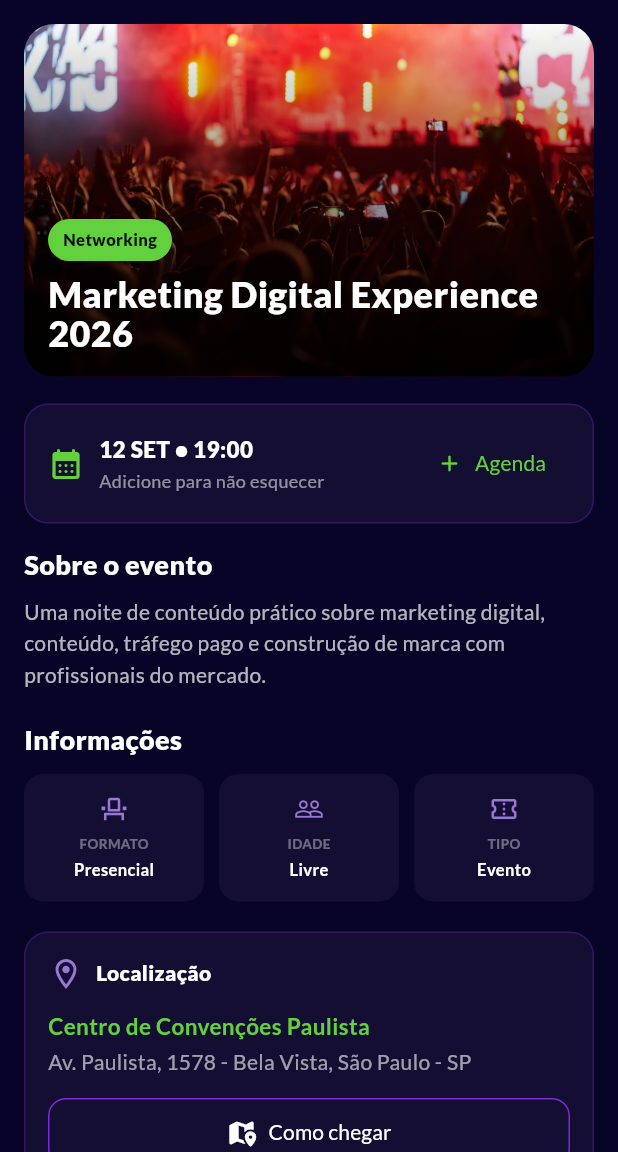
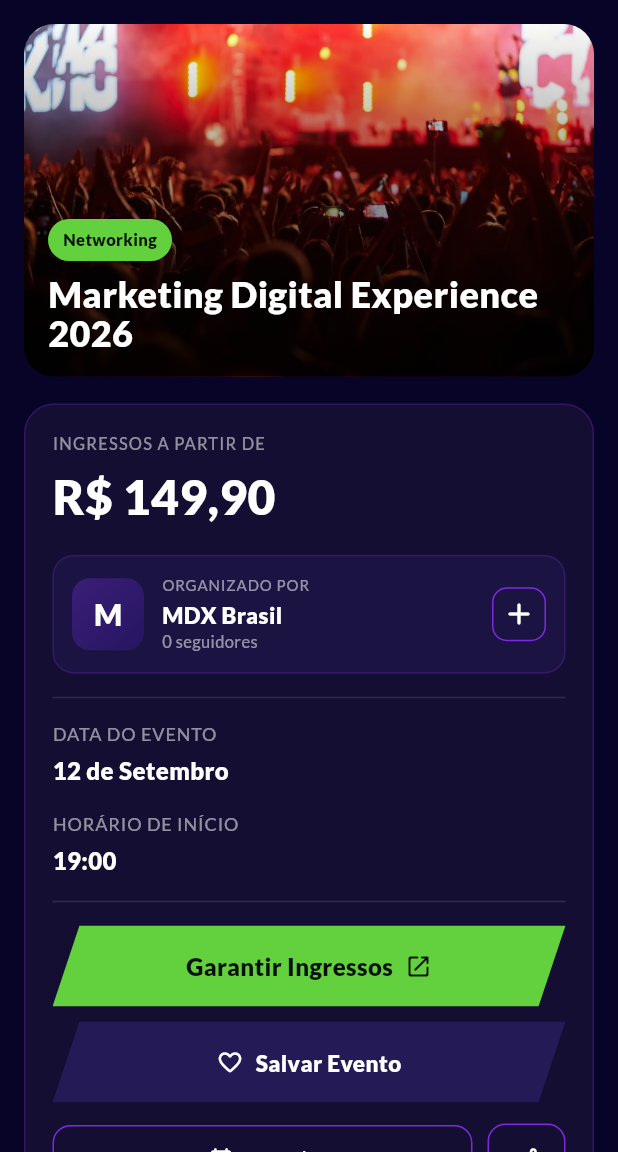
Before and after one commit to Viccitor/evena, a Flutter app: the TelaDetalheEvento screen opened directly with sample values from the repository, on a phone screen of 412 x 824 dp, the part 84-1236 px from its top. Run offline on Flutter 3.47's test engine with Material 3 defaults, Android fonts, the phone set to English and light mode, and no system bars; our stand-ins replace flutter_map, font_awesome_flutter, geolocator, google_fonts, image_picker, latlong2 and 2 more; missing offline and left inert: window_manager; accounts and stored records are empty.

Commit message:
Adicionei a secao de compra de ingresso

```diff
--- a/lib/components/secao_compra_evento.dart
+++ b/lib/components/secao_compra_evento.dart
@@ -0,0 +1,420 @@
+import 'package:flutter/material.dart';
+
+const List<String> _mesesExtenso = [
+  'Janeiro',
+  'Fevereiro',
+  'Março',
+  'Abril',
+  'Maio',
+  'Junho',
+  'Julho',
+  'Agosto',
+  'Setembro',
+  'Outubro',
+  'Novembro',
+  'Dezembro',
+];
+
+/// Ex.: 15 de Janeiro
+String formatarDataExtenso(DateTime data) {
+  return '${data.day} de ${_mesesExtenso[data.month - 1]}';
+}
+
+/// Ex.: 1500.5 -> R$ 1.500,50 (ou "Gratuito" se não houver preço)
+String formatarPreco(double? valor) {
+  if (valor == null || valor <= 0) return 'Gratuito';
+
+  final partes = valor.toStringAsFixed(2).split('.');
+  final inteiro = partes[0].replaceAllMapped(
+    RegExp(r'\B(?=(\d{3})+(?!\d))'),
+        (_) => '.',
+  );
+
+  return 'R\$ $inteiro,${partes[1]}';
+}
+
+/// Seção de compra do evento: preço, organizador, data/hora e ações.
+/// É só visual: toda ação chega por callback, a tela decide o que fazer.
+class SecaoCompraEvento extends StatelessWidget {
+  final double? preco;
+  final String organizador;
+  final int seguidores;
+  final String dataTexto;
+  final String horaTexto;
+  final bool favoritado;
+
+  /// Se for null, o botão "Garantir Ingressos" aparece desativado.
+  final VoidCallback? onGarantirIngressos;
+  final VoidCallback onSalvar;
+  final VoidCallback onAgenda;
+  final VoidCallback onCompartilhar;
+  final VoidCallback onReportar;
+  final VoidCallback? onSeguir;
+
+  const SecaoCompraEvento({
+    super.key,
+    required this.preco,
+    required this.organizador,
+    this.seguidores = 0,
+    required this.dataTexto,
+    required this.horaTexto,
+    required this.favoritado,
+    required this.onGarantirIngressos,
+    required this.onSalvar,
+    required this.onAgenda,
+    required this.onCompartilhar,
+    required this.onReportar,
+    this.onSeguir,
+  });
+
+  static const _verde = Color(0xFF63D13E);
+  static const _roxo = Color(0xFF7C2BDC);
+
+  @override
+  Widget build(BuildContext context) {
+    final gratuito = preco == null || preco! <= 0;
+
+    return Container(
+      width: double.infinity,
+      padding: const EdgeInsets.all(18),
+      decoration: BoxDecoration(
+        color: const Color(0xFF140E32),
+        borderRadius: BorderRadius.circular(20),
+        border: Border.all(color: _roxo.withValues(alpha: .28)),
+      ),
+      child: Column(
+        crossAxisAlignment: CrossAxisAlignment.start,
+        children: [
+          // --- PREÇO ---
+          Text(
+            gratuito ? 'INGRESSOS' : 'INGRESSOS A PARTIR DE',
+            style: const TextStyle(
+              color: Colors.white54,
+              fontSize: 11,
+              letterSpacing: .8,
+            ),
+          ),
+          const SizedBox(height: 4),
+          Text(
+            formatarPreco(preco),
+            style: const TextStyle(
+              color: Colors.white,
+              fontSize: 32,
+              fontWeight: FontWeight.w800,
+            ),
+          ),
+          const SizedBox(height: 16),
+
+          // --- ORGANIZADOR ---
+          _CardOrganizador(
+            nome: organizador,
+            seguidores: seguidores,
+            onSeguir: onSeguir,
+          ),
+
+          const Divider(color: Colors.white12, height: 32),
+
+          // --- DATA E HORÁRIO ---
+          _RotuloValor(rotulo: 'DATA DO EVENTO', valor: dataTexto),
+          const SizedBox(height: 16),
+          _RotuloValor(rotulo: 'HORÁRIO DE INÍCIO', valor: horaTexto),
+
+          const Divider(color: Colors.white12, height: 32),
+
+          // --- BOTÕES PRINCIPAIS ---
+          _BotaoParalelogramo(
+            corFundo: _verde,
+            corDesativado: Colors.white12,
+            onTap: onGarantirIngressos,
+            child: Row(
+              mainAxisAlignment: MainAxisAlignment.center,
+              children: [
+                Text(
+                  'Garantir Ingressos',
+                  style: TextStyle(
+                    color: onGarantirIngressos == null
+                        ? Colors.white38
+                        : const Color(0xFF071008),
+                    fontSize: 16,
+                    fontWeight: FontWeight.w800,
+                  ),
+                ),
+                const SizedBox(width: 8),
+                Icon(
+                  Icons.open_in_new_rounded,
+                  size: 18,
+                  color: onGarantirIngressos == null
+                      ? Colors.white38
+                      : const Color(0xFF071008),
+                ),
+              ],
+            ),
+          ),
+          const SizedBox(height: 10),
+          _BotaoParalelogramo(
+            corFundo: const Color(0xFF241A55),
+            corDesativado: Colors.white12,
+            onTap: onSalvar,
+            child: Row(
+              mainAxisAlignment: MainAxisAlignment.center,
+              children: [
+                Icon(
+                  favoritado
+                      ? Icons.favorite_rounded
+                      : Icons.favorite_border_rounded,
+                  size: 18,
+                  color: favoritado ? _verde : Colors.white,
+                ),
+                const SizedBox(width: 8),
+                Text(
+                  favoritado ? 'Evento salvo' : 'Salvar Evento',
+                  style: const TextStyle(
+                    color: Colors.white,
+                    fontSize: 15,
+                    fontWeight: FontWeight.w800,
+                  ),
+                ),
+              ],
+            ),
+          ),
+          const SizedBox(height: 14),
+
+          // --- AGENDA E COMPARTILHAR ---
+          Row(
+            children: [
+              Expanded(
+                child: OutlinedButton.icon(
+                  onPressed: onAgenda,
+                  icon: const Icon(Icons.calendar_month_rounded, size: 18),
+                  label: const Text('Agenda'),
+                  style: _estiloOutlined(),
+                ),
+              ),
+              const SizedBox(width: 10),
+              OutlinedButton(
+                onPressed: onCompartilhar,
+                style: _estiloOutlined().copyWith(
+                  minimumSize: const WidgetStatePropertyAll(Size(52, 48)),
+                  padding: const WidgetStatePropertyAll(EdgeInsets.zero),
+                ),
+                child: const Icon(Icons.share_outlined, size: 18),
+              ),
+            ],
+          ),
+
+          const Divider(color: Colors.white12, height: 32),
+
+          // --- REPORTAR ---
+          Center(
+            child: TextButton.icon(
+              onPressed: onReportar,
+              icon: const Icon(Icons.outlined_flag_rounded, size: 16),
+              label: const Text('Reportar este evento'),
+              style: TextButton.styleFrom(
+                foregroundColor: Colors.white54,
+                textStyle: const TextStyle(fontSize: 12),
+              ),
+            ),
+          ),
+        ],
+      ),
+    );
+  }
+
+  ButtonStyle _estiloOutlined() {
+    return OutlinedButton.styleFrom(
+      foregroundColor: Colors.white,
+      side: const BorderSide(color: _roxo),
+      padding: const EdgeInsets.symmetric(vertical: 13),
+      shape: RoundedRectangleBorder(borderRadius: BorderRadius.circular(12)),
+    );
+  }
+}
+
+class _RotuloValor extends StatelessWidget {
+  final String rotulo;
+  final String valor;
+
+  const _RotuloValor({required this.rotulo, required this.valor});
+
+  @override
+  Widget build(BuildContext context) {
+    return Column(
+      crossAxisAlignment: CrossAxisAlignment.start,
+      children: [
+        Text(
+          rotulo,
+          style: const TextStyle(
+            color: Colors.white54,
+            fontSize: 12,
+            letterSpacing: .6,
+          ),
+        ),
+        const SizedBox(height: 4),
+        Text(
+          valor,
+          style: const TextStyle(
+            color: Colors.white,
+            fontSize: 16,
+            fontWeight: FontWeight.w800,
+          ),
+        ),
+      ],
+    );
+  }
+}
+
+class _CardOrganizador extends StatelessWidget {
+  final String nome;
+  final int seguidores;
+  final VoidCallback? onSeguir;
+
+  const _CardOrganizador({
+    required this.nome,
+    required this.seguidores,
+    required this.onSeguir,
+  });
+
+  @override
+  Widget build(BuildContext context) {
+    final inicial = nome.trim().isEmpty ? '?' : nome.trim()[0].toUpperCase();
+
+    return Container(
+      padding: const EdgeInsets.all(12),
+      decoration: BoxDecoration(
+        color: const Color(0xFF1B1442),
+        borderRadius: BorderRadius.circular(14),
+        border: Border.all(
+          color: const Color(0xFF7C2BDC).withValues(alpha: .25),
+        ),
+      ),
+      child: Row(
+        children: [
+          Container(
+            width: 48,
+            height: 48,
+            alignment: Alignment.center,
+            decoration: BoxDecoration(
+              borderRadius: BorderRadius.circular(12),
+              gradient: const LinearGradient(
+                begin: Alignment.topLeft,
+                end: Alignment.bottomRight,
+                colors: [Color(0xFF3B1E78), Color(0xFF251660)],
+              ),
+            ),
+            child: Text(
+              inicial,
+              style: const TextStyle(
+                color: Colors.white,
+                fontSize: 20,
+                fontWeight: FontWeight.w800,
+              ),
+            ),
+          ),
+          const SizedBox(width: 12),
+          Expanded(
+            child: Column(
+              crossAxisAlignment: CrossAxisAlignment.start,
+              children: [
+                const Text(
+                  'ORGANIZADO POR',
+                  style: TextStyle(
+                    color: Colors.white54,
+                    fontSize: 10,
+                    letterSpacing: .6,
+                  ),
+                ),
+                const SizedBox(height: 2),
+                Text(
+                  nome,
+                  maxLines: 1,
+                  overflow: TextOverflow.ellipsis,
+                  style: const TextStyle(
+                    color: Colors.white,
+                    fontSize: 15,
+                    fontWeight: FontWeight.w800,
+                  ),
+                ),
+                Text(
+                  '$seguidores seguidor${seguidores == 1 ? '' : 'es'}',
+                  style: const TextStyle(color: Colors.white54, fontSize: 11),
+                ),
+              ],
+            ),
+          ),
+          InkWell(
+            onTap: onSeguir,
+            borderRadius: BorderRadius.circular(10),
+            child: Container(
+              width: 36,
+              height: 36,
+              decoration: BoxDecoration(
+                borderRadius: BorderRadius.circular(10),
+                border: Border.all(color: const Color(0xFF7C2BDC)),
+              ),
+              child: const Icon(Icons.add_rounded, color: Colors.white),
+            ),
+          ),
+        ],
+      ),
+    );
+  }
+}
+
+/// Botão com as laterais inclinadas (paralelogramo), como no site.
+class _BotaoParalelogramo extends StatelessWidget {
+  final Color corFundo;
+  final Color corDesativado;
+  final VoidCallback? onTap;
+  final Widget child;
+  final double inclinacao;
+  final double altura;
+
+  const _BotaoParalelogramo({
+    required this.corFundo,
+    required this.corDesativado,
+    required this.onTap,
+    required this.child,
+    this.inclinacao = 18,
+    this.altura = 54,
+  });
+
+  @override
+  Widget build(BuildContext context) {
+    return ClipPath(
+      clipper: _ParalelogramoClipper(inclinacao),
+      child: Material(
+        color: onTap == null ? corDesativado : corFundo,
+        child: InkWell(
+          onTap: onTap,
+          child: SizedBox(
+            height: altura,
+            width: double.infinity,
+            child: Center(child: child),
+          ),
+        ),
+      ),
+    );
+  }
+}
+
+class _ParalelogramoClipper extends CustomClipper<Path> {
+  final double inclinacao;
+
+  const _ParalelogramoClipper(this.inclinacao);
+
+  @override
+  Path getClip(Size size) {
+    return Path()
+      ..moveTo(inclinacao, 0)
+      ..lineTo(size.width, 0)
+      ..lineTo(size.width - inclinacao, size.height)
+      ..lineTo(0, size.height)
+      ..close();
+  }
+
+  @override
+  bool shouldReclip(covariant _ParalelogramoClipper oldClipper) {
+    return oldClipper.inclinacao != inclinacao;
+  }
+}
--- a/lib/data/eventos_data.dart
+++ b/lib/data/eventos_data.dart
@@ -13,9 +13,13 @@ final List<Evento> eventos = [
     'Uma noite de conteúdo prático sobre marketing digital, conteúdo, tráfego pago e construção de marca com profissionais do mercado.',
     formato: 'Presencial',
     categoria: 'Networking',
+    classificacao: '16+',
     latitude: -23.561414,
     longitude: -46.655881,
     comodidades: ['wifi', 'acessibilidade', 'banheiros', 'ar_condicionado'],
+    preco: 149.90,
+    organizador: 'MDX Brasil',
+    linkIngressos: 'https://evena.online',
   ),
   Evento(
     id: '2',
@@ -30,9 +34,13 @@ final List<Evento> eventos = [
     'Festival ao ar livre com música, arte, gastronomia e experiências para curtir com os amigos.',
     formato: 'Presencial',
     categoria: 'Música',
+    classificacao: '18+',
     latitude: -23.545803,
     longitude: -46.721471,
     comodidades: ['alimentacao', 'banheiros', 'pet_friendly', 'acessibilidade'],
+    preco: 80.00,
+    organizador: 'Aurora Produções',
+    linkIngressos: 'https://evena.online',
   ),
   Evento(
     id: '3',
@@ -46,9 +54,13 @@ final List<Evento> eventos = [
     'Tecnologia, inteligência artificial, desenvolvimento e produtos digitais em um dia inteiro de palestras e networking.',
     formato: 'Presencial',
     categoria: 'Tecnologia',
+    classificacao: 'Livre',
     latitude: -23.515278,
     longitude: -46.617222,
     comodidades: ['acessibilidade', 'wifi', 'banheiros', 'estacionamento'],
+    preco: 250.00,
+    organizador: 'Tech Hub SP',
+    linkIngressos: 'https://evena.online',
   ),
   Evento(
     id: '4',
@@ -62,9 +74,13 @@ final List<Evento> eventos = [
     'Encontro para quem gosta de games, programação e criação de experiências interativas.',
     formato: 'Presencial',
     categoria: 'Workshop',
+    classificacao: '14+',
     latitude: -23.562778,
     longitude: -46.653889,
     comodidades: ['wifi', 'ar_condicionado', 'alimentacao'],
+    preco: 0.00,
+    organizador: 'Indie Game Devs SP',
+    linkIngressos: 'https://evena.online',
   ),
   Evento(
     id: '5',
@@ -78,9 +94,13 @@ final List<Evento> eventos = [
     'Experiência gastronômica com chefs convidados, degustações e oficinas rápidas.',
     formato: 'Presencial',
     categoria: 'Gastronomia',
+    classificacao: 'Livre',
     latitude: -23.541806,
     longitude: -46.629167,
     comodidades: ['alimentacao', 'acessibilidade', 'banheiros'],
+    preco: 35.00,
+    organizador: 'Circuito Gastronômico',
+    linkIngressos: 'https://evena.online',
   ),
   Evento(
     id: '6',
@@ -94,9 +114,13 @@ final List<Evento> eventos = [
     'Palestras, cases e rodas de conversa para quem quer tirar projetos do papel e conhecer novas pessoas.',
     formato: 'Presencial',
     categoria: 'Networking',
+    classificacao: '16+',
     latitude: -23.595694,
     longitude: -46.685361,
     comodidades: ['wifi', 'ar_condicionado', 'acessibilidade', 'estacionamento'],
+    preco: 60.00,
+    organizador: 'Cubo Network',
+    linkIngressos: 'https://evena.online',
   ),
   Evento(
     id: '7',
@@ -110,9 +134,13 @@ final List<Evento> eventos = [
     'Uma peça contemporânea sobre escolhas, encontros e tudo aquilo que muda quando a cidade desacelera.',
     formato: 'Presencial',
     categoria: 'Teatro',
+    classificacao: '14+',
     latitude: -23.565417,
     longitude: -46.650833,
     comodidades: ['acessibilidade', 'ar_condicionado', 'banheiros'],
+    preco: 90.00,
+    organizador: 'Companhia Teatral Gazeta',
+    linkIngressos: 'https://evena.online',
   ),
   Evento(
     id: '8',
@@ -126,8 +154,12 @@ final List<Evento> eventos = [
     'Campeonatos, desafios, comunidade gamer e espaços para testar jogos e conhecer criadores.',
     formato: 'Presencial',
     categoria: 'Workshop',
+    classificacao: 'Livre',
     latitude: -23.516389,
     longitude: -46.618611,
     comodidades: ['estacionamento', 'wifi', 'alimentacao', 'acessibilidade', 'banheiros'],
+    preco: 45.00,
+    organizador: 'Arena Esports SP',
+    linkIngressos: 'https://evena.online',
   ),
 ];
--- a/lib/models/evento.dart
+++ b/lib/models/evento.dart
@@ -13,6 +13,9 @@ class Evento {
   final double latitude;
   final double longitude;
   final List<String> comodidades;
+  final double? preco;
+  final String organizador;
+  final String? linkIngressos;
 
   Evento({
     required this.id,
@@ -29,6 +32,9 @@ class Evento {
     required this.latitude,
     required this.longitude,
     this.comodidades = const [],
+    this.preco,
+    this.organizador = 'Evena Oficial',
+    this.linkIngressos,
     // Parâmetros opcionais para compatibilidade retroativa com código legado
     String? dia,
     String? mes,
@@ -92,6 +98,13 @@ class Evento {
           ?.map((e) => e.toString())
           .toList() ??
           const [],
+      preco: double.tryParse(
+        (json['preco'] ?? json['price'] ?? json['valor'] ?? '').toString(),
+      ),
+      organizador:
+      (json['organizador'] ?? json['organizer'] ?? 'Evena Oficial')
+          .toString(),
+      linkIngressos: (json['linkIngressos'] ?? json['ticketUrl'])?.toString(),
     );
   }
 
@@ -114,6 +127,9 @@ class Evento {
       'latitude': latitude,
       'longitude': longitude,
       'comodidades': comodidades,
+      'preco': preco,
+      'organizador': organizador,
+      'linkIngressos': linkIngressos,
     };
   }
 
--- a/lib/screens/tela_detalhe_evento.dart
+++ b/lib/screens/tela_detalhe_evento.dart
@@ -6,6 +6,8 @@ import 'package:url_launcher/url_launcher.dart';
 import 'package:evena/components/mini_mapa_evento.dart';
 import 'package:font_awesome_flutter/font_awesome_flutter.dart';
 import 'package:evena/components/card_comodidade.dart';
+import 'package:flutter/services.dart';
+import 'package:evena/components/secao_compra_evento.dart';
 
 class TelaDetalheEvento extends StatelessWidget {
   final Evento evento;
@@ -25,6 +27,44 @@ class TelaDetalheEvento extends StatelessWidget {
     });
 
     await _abrirUrl(context, uri, 'Não foi possível abrir o Google Maps.');
+  }
+
+  Future<void> _abrirIngressos(BuildContext context) async {
+    final uri = Uri.tryParse(evento.linkIngressos ?? '');
+
+    if (uri == null) return;
+
+    await _abrirUrl(context, uri, 'Não foi possível abrir o link dos ingressos.');
+  }
+
+  Future<void> _alternarFavorito(BuildContext context) async {
+    final sucesso = await FavoritosService.instance.alternar(evento.id);
+
+    if (!sucesso && context.mounted) {
+      ScaffoldMessenger.of(context).showSnackBar(
+        const SnackBar(content: Text('Não foi possível atualizar os favoritos.')),
+      );
+    }
+  }
+
+  Future<void> _compartilhar(BuildContext context) async {
+    final texto =
+        '${evento.titulo}\n${evento.dia} ${evento.mes} • ${evento.hora}\n${evento.local} - ${evento.endereco}';
+
+    await Clipboard.setData(ClipboardData(text: texto));
+
+    if (!context.mounted) return;
+
+    ScaffoldMessenger.of(context).showSnackBar(
+      const SnackBar(content: Text('Informações do evento copiadas.')),
+    );
+  }
+
+  void _reportar(BuildContext context) {
+    // Provisório: ainda não existe endpoint de denúncia na API.
+    ScaffoldMessenger.of(context).showSnackBar(
+      const SnackBar(content: Text('Ta com pressa?')),
+    );
   }
 
   Future<void> _abrirGoogleCalendar(BuildContext context) async {
@@ -189,46 +229,27 @@ class TelaDetalheEvento extends StatelessWidget {
               ),
             ),
             const SizedBox(height: 18),
-            _CardInfo(
-              child: Row(
-                children: [
-                  const Icon(
-                    Icons.calendar_month_rounded,
-                    color: Color(0xFF63D13E),
-                  ),
-                  const SizedBox(width: 10),
-                  Expanded(
-                    child: Column(
-                      crossAxisAlignment: CrossAxisAlignment.start,
-                      children: [
-                        Text(
-                          '${evento.dia} ${evento.mes} • ${evento.hora}',
-                          style: const TextStyle(
-                            color: Colors.white,
-                            fontWeight: FontWeight.w800,
-                            fontSize: 15,
-                          ),
-                        ),
-                        const SizedBox(height: 3),
-                        const Text(
-                          'Adicione para não esquecer',
-                          style: TextStyle(color: Colors.white54, fontSize: 12),
-                        ),
-                      ],
-                    ),
-                  ),
-                  TextButton.icon(
-                    onPressed: () => _abrirGoogleCalendar(context),
-                    icon: const Icon(Icons.add_rounded, size: 18),
-                    label: const Text('Agenda'),
-                    style: TextButton.styleFrom(
-                      foregroundColor: const Color(0xFF63D13E),
-                    ),
-                  ),
-                ],
+            AnimatedBuilder(
+              animation: favoritos,
+              builder: (context, _) => SecaoCompraEvento(
+                preco: evento.preco,
+                organizador: evento.organizador,
+                seguidores: 0,
+                dataTexto: formatarDataExtenso(evento.inicio),
+                horaTexto: evento.hora,
+                favoritado: favoritos.contem(evento.id),
+                onGarantirIngressos: (evento.linkIngressos ?? '').isEmpty
+                    ? null
+                    : () => _abrirIngressos(context),
+                onSalvar: () => _alternarFavorito(context),
+                onAgenda: () => _abrirGoogleCalendar(context),
+                onCompartilhar: () => _compartilhar(context),
+                onReportar: () => _reportar(context),
               ),
             ),
+
             const SizedBox(height: 14),
+
             const Text(
               'Sobre o evento',
               style: TextStyle(
```
